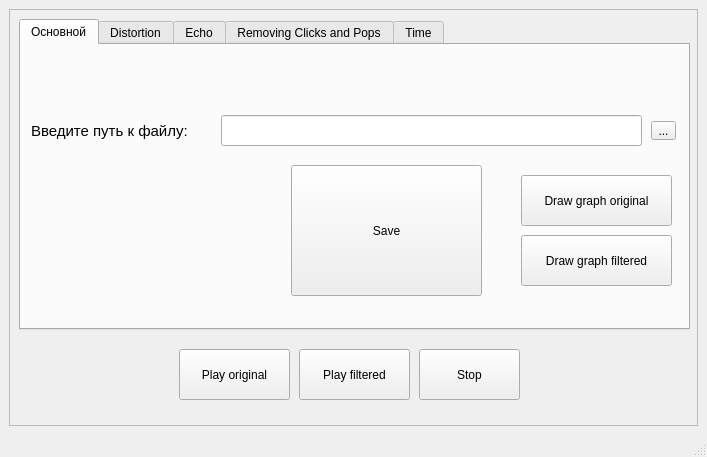
This is ui/mainForm.ui in Andrew-Garanin/AudioDigitalFiltering as Qt 5 draws it before an edit. The edited form follows.
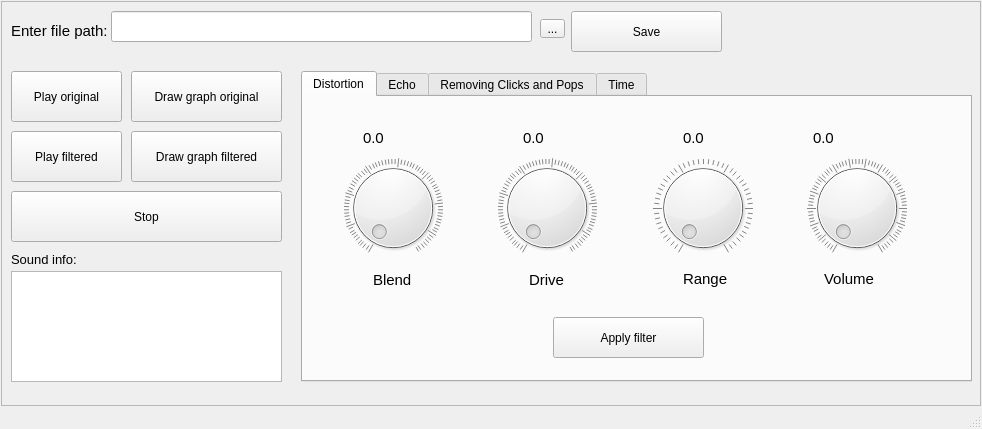
This is the edited form. The open tabs and pages were chosen to show the change. Icons and pictures are not drawn.

```diff
--- a/ui/mainForm.ui
+++ b/ui/mainForm.ui
@@ -6,16 +6,58 @@
    <rect>
     <x>0</x>
     <y>0</y>
-    <width>707</width>
-    <height>457</height>
+    <width>982</width>
+    <height>429</height>
    </rect>
   </property>
+  <property name="minimumSize">
+   <size>
+    <width>0</width>
+    <height>0</height>
+   </size>
+  </property>
+  <property name="maximumSize">
+   <size>
+    <width>16777215</width>
+    <height>16777215</height>
+   </size>
+  </property>
+  <property name="baseSize">
+   <size>
+    <width>979</width>
+    <height>423</height>
+   </size>
+  </property>
   <property name="windowTitle">
    <string>MainWindow</string>
   </property>
   <widget class="QWidget" name="centralwidget">
+   <property name="sizePolicy">
+    <sizepolicy hsizetype="Preferred" vsizetype="Preferred">
+     <horstretch>0</horstretch>
+     <verstretch>0</verstretch>
+    </sizepolicy>
+   </property>
    <layout class="QGridLayout" name="gridLayout_2">
-    <item row="0" column="0">
+    <property name="sizeConstraint">
+     <enum>QLayout::SetDefaultConstraint</enum>
+    </property>
+    <property name="leftMargin">
+     <number>1</number>
+    </property>
+    <property name="topMargin">
+     <number>1</number>
+    </property>
+    <property name="rightMargin">
+     <number>1</number>
+    </property>
+    <property name="bottomMargin">
+     <number>1</number>
+    </property>
+    <property name="spacing">
+     <number>1</number>
+    </property>
+    <item row="1" column="0">
      <widget class="QFrame" name="frame">
       <property name="frameShape">
        <enum>QFrame::StyledPanel</enum>
@@ -23,11 +65,14 @@
       <property name="frameShadow">
        <enum>QFrame::Raised</enum>
       </property>
+      <property name="lineWidth">
+       <number>1</number>
+      </property>
       <widget class="QTabWidget" name="tabWidget">
        <property name="geometry">
         <rect>
-         <x>10</x>
-         <y>10</y>
+         <x>300</x>
+         <y>70</y>
          <width>671</width>
          <height>311</height>
         </rect>
@@ -35,91 +80,6 @@
        <property name="currentIndex">
         <number>1</number>
        </property>
-       <widget class="QWidget" name="tab">
-        <attribute name="title">
-         <string>Основной</string>
-        </attribute>
-        <widget class="QPushButton" name="buttonGraphOriginal">
-         <property name="geometry">
-          <rect>
-           <x>500</x>
-           <y>130</y>
-           <width>151</width>
-           <height>51</height>
-          </rect>
-         </property>
-         <property name="text">
-          <string>Draw graph original</string>
-         </property>
-        </widget>
-        <widget class="QPushButton" name="buttonSave">
-         <property name="geometry">
-          <rect>
-           <x>270</x>
-           <y>120</y>
-           <width>191</width>
-           <height>131</height>
-          </rect>
-         </property>
-         <property name="text">
-          <string>Save</string>
-         </property>
-        </widget>
-        <widget class="QLabel" name="labelFilePath">
-         <property name="geometry">
-          <rect>
-           <x>10</x>
-           <y>70</y>
-           <width>191</width>
-           <height>31</height>
-          </rect>
-         </property>
-         <property name="font">
-          <font>
-           <pointsize>11</pointsize>
-          </font>
-         </property>
-         <property name="text">
-          <string>Введите путь к файлу:</string>
-         </property>
-        </widget>
-        <widget class="QLineEdit" name="lineEditFilePath">
-         <property name="geometry">
-          <rect>
-           <x>200</x>
-           <y>70</y>
-           <width>421</width>
-           <height>31</height>
-          </rect>
-         </property>
-        </widget>
-        <widget class="QToolButton" name="buttonSelectFile">
-         <property name="geometry">
-          <rect>
-           <x>630</x>
-           <y>76</y>
-           <width>25</width>
-           <height>19</height>
-          </rect>
-         </property>
-         <property name="text">
-          <string>...</string>
-         </property>
-        </widget>
-        <widget class="QPushButton" name="buttonGraphFiltered">
-         <property name="geometry">
-          <rect>
-           <x>500</x>
-           <y>190</y>
-           <width>151</width>
-           <height>51</height>
-          </rect>
-         </property>
-         <property name="text">
-          <string>Draw graph filtered</string>
-         </property>
-        </widget>
-       </widget>
        <widget class="QWidget" name="tab_2">
         <attribute name="title">
          <string>Distortion</string>
@@ -408,14 +368,24 @@
         <widget class="QPushButton" name="buttonFilterDistortion">
          <property name="geometry">
           <rect>
-           <x>370</x>
+           <x>250</x>
            <y>220</y>
            <width>151</width>
            <height>41</height>
           </rect>
          </property>
          <property name="text">
-          <string>Применить фильтр</string>
+          <string>Apply filter</string>
+         </property>
+         <property name="icon">
+          <iconset resource="../res/res_file.qrc">
+           <normaloff>:/icons/icons/music-svgrepo-com.svg</normaloff>:/icons/icons/music-svgrepo-com.svg</iconset>
+         </property>
+         <property name="iconSize">
+          <size>
+           <width>25</width>
+           <height>25</height>
+          </size>
          </property>
         </widget>
        </widget>
@@ -874,8 +844,8 @@
       <widget class="QPushButton" name="buttonPlayFilteredSound">
        <property name="geometry">
         <rect>
-         <x>290</x>
-         <y>340</y>
+         <x>10</x>
+         <y>130</y>
          <width>111</width>
          <height>51</height>
         </rect>
@@ -886,12 +856,22 @@
        <property name="text">
         <string>Play filtered</string>
        </property>
+       <property name="icon">
+        <iconset resource="../res/res_file.qrc">
+         <normaloff>:/icons/icons/play-button-svgrepo-com.svg</normaloff>:/icons/icons/play-button-svgrepo-com.svg</iconset>
+       </property>
+       <property name="iconSize">
+        <size>
+         <width>25</width>
+         <height>25</height>
+        </size>
+       </property>
       </widget>
       <widget class="QPushButton" name="buttonPlayOriginalSound">
        <property name="geometry">
         <rect>
-         <x>170</x>
-         <y>340</y>
+         <x>10</x>
+         <y>70</y>
          <width>111</width>
          <height>51</height>
         </rect>
@@ -902,19 +882,183 @@
        <property name="text">
         <string>Play original</string>
        </property>
+       <property name="icon">
+        <iconset resource="../res/res_file.qrc">
+         <normaloff>:/icons/icons/play-button-svgrepo-com.svg</normaloff>:/icons/icons/play-button-svgrepo-com.svg</iconset>
+       </property>
+       <property name="iconSize">
+        <size>
+         <width>25</width>
+         <height>25</height>
+        </size>
+       </property>
       </widget>
       <widget class="QPushButton" name="buttonStop">
        <property name="geometry">
         <rect>
-         <x>410</x>
-         <y>340</y>
-         <width>101</width>
+         <x>10</x>
+         <y>190</y>
+         <width>271</width>
          <height>51</height>
         </rect>
        </property>
        <property name="text">
         <string>Stop</string>
        </property>
+       <property name="icon">
+        <iconset resource="../res/res_file.qrc">
+         <normaloff>:/icons/icons/stop-svgrepo-com.svg</normaloff>:/icons/icons/stop-svgrepo-com.svg</iconset>
+       </property>
+       <property name="iconSize">
+        <size>
+         <width>25</width>
+         <height>25</height>
+        </size>
+       </property>
+      </widget>
+      <widget class="QListWidget" name="soundInfoList">
+       <property name="geometry">
+        <rect>
+         <x>10</x>
+         <y>270</y>
+         <width>271</width>
+         <height>111</height>
+        </rect>
+       </property>
+       <property name="selectionMode">
+        <enum>QAbstractItemView::NoSelection</enum>
+       </property>
+       <property name="selectionRectVisible">
+        <bool>false</bool>
+       </property>
+      </widget>
+      <widget class="QToolButton" name="buttonSelectFile">
+       <property name="geometry">
+        <rect>
+         <x>539</x>
+         <y>18</y>
+         <width>25</width>
+         <height>19</height>
+        </rect>
+       </property>
+       <property name="text">
+        <string>...</string>
+       </property>
+      </widget>
+      <widget class="QLineEdit" name="lineEditFilePath">
+       <property name="geometry">
+        <rect>
+         <x>110</x>
+         <y>10</y>
+         <width>421</width>
+         <height>31</height>
+        </rect>
+       </property>
+      </widget>
+      <widget class="QLabel" name="labelFilePath">
+       <property name="geometry">
+        <rect>
+         <x>10</x>
+         <y>14</y>
+         <width>191</width>
+         <height>31</height>
+        </rect>
+       </property>
+       <property name="font">
+        <font>
+         <pointsize>11</pointsize>
+        </font>
+       </property>
+       <property name="text">
+        <string>Enter file path:</string>
+       </property>
+      </widget>
+      <widget class="QPushButton" name="buttonGraphOriginal">
+       <property name="geometry">
+        <rect>
+         <x>130</x>
+         <y>70</y>
+         <width>151</width>
+         <height>51</height>
+        </rect>
+       </property>
+       <property name="text">
+        <string>Draw graph original</string>
+       </property>
+       <property name="icon">
+        <iconset resource="../res/res_file.qrc">
+         <normaloff>:/icons/icons/line-graph-svgrepo-com.svg</normaloff>:/icons/icons/line-graph-svgrepo-com.svg</iconset>
+       </property>
+       <property name="iconSize">
+        <size>
+         <width>25</width>
+         <height>25</height>
+        </size>
+       </property>
+      </widget>
+      <widget class="QPushButton" name="buttonGraphFiltered">
+       <property name="geometry">
+        <rect>
+         <x>130</x>
+         <y>130</y>
+         <width>151</width>
+         <height>51</height>
+        </rect>
+       </property>
+       <property name="text">
+        <string>Draw graph filtered</string>
+       </property>
+       <property name="icon">
+        <iconset resource="../res/res_file.qrc">
+         <normaloff>:/icons/icons/line-graph-svgrepo-com.svg</normaloff>:/icons/icons/line-graph-svgrepo-com.svg</iconset>
+       </property>
+       <property name="iconSize">
+        <size>
+         <width>25</width>
+         <height>25</height>
+        </size>
+       </property>
+      </widget>
+      <widget class="QPushButton" name="buttonSave">
+       <property name="geometry">
+        <rect>
+         <x>570</x>
+         <y>10</y>
+         <width>151</width>
+         <height>41</height>
+        </rect>
+       </property>
+       <property name="text">
+        <string>Save</string>
+       </property>
+       <property name="icon">
+        <iconset resource="../res/res_file.qrc">
+         <normaloff>:/icons/icons/diskette-save-svgrepo-com.svg</normaloff>:/icons/icons/diskette-save-svgrepo-com.svg</iconset>
+       </property>
+       <property name="iconSize">
+        <size>
+         <width>25</width>
+         <height>25</height>
+        </size>
+       </property>
+      </widget>
+      <widget class="QLabel" name="soundInfoLabel">
+       <property name="geometry">
+        <rect>
+         <x>10</x>
+         <y>250</y>
+         <width>71</width>
+         <height>16</height>
+        </rect>
+       </property>
+       <property name="font">
+        <font>
+         <pointsize>10</pointsize>
+        </font>
+       </property>
+       <property name="text">
+        <string>Sound info:</string>
+       </property>
       </widget>
      </widget>
     </item>
```
Left out of the diff: 56 changed lines with no effect on the pictures.
